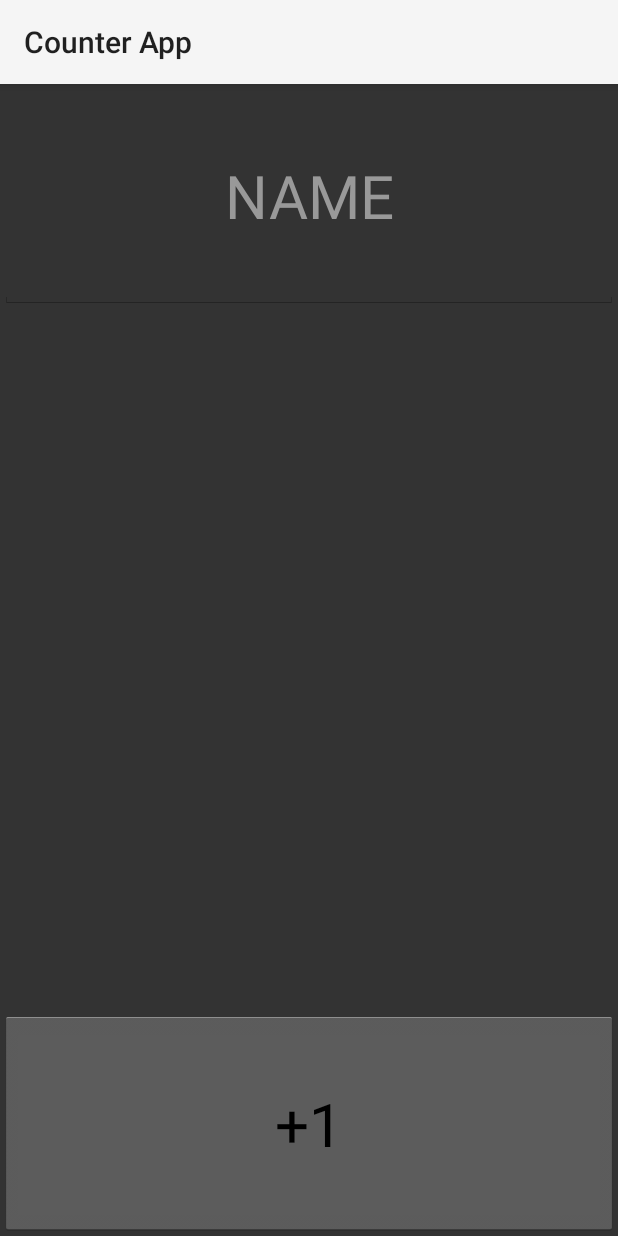
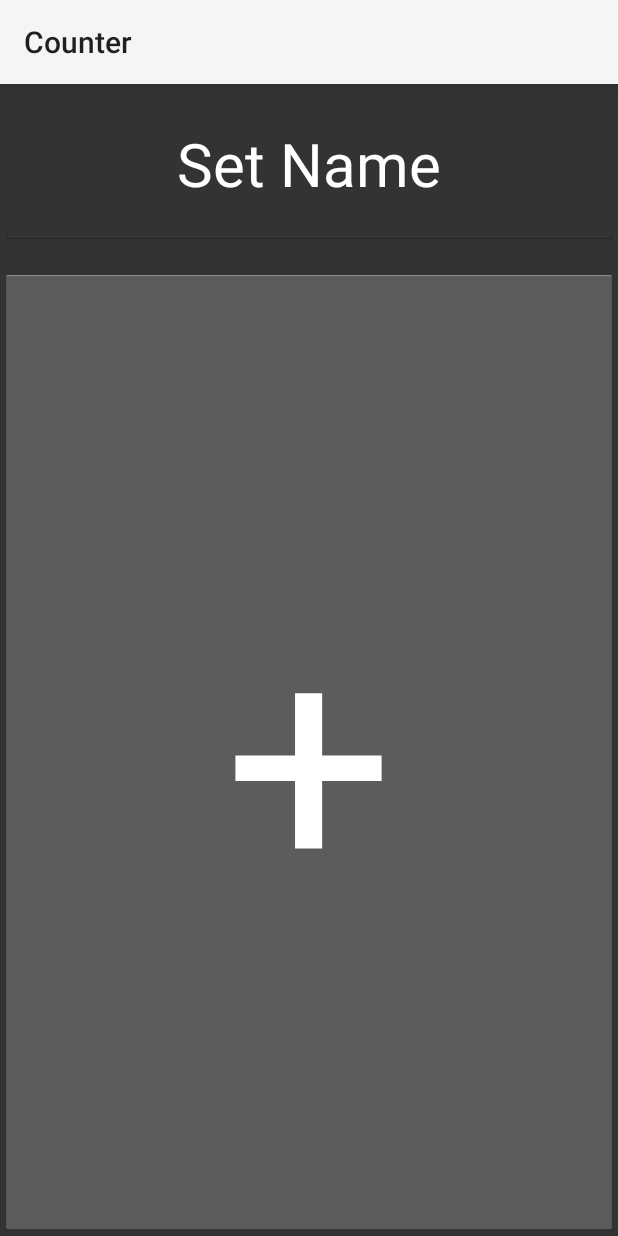
Before and after one commit to BeardCocoon/bc-counter-android, an Android app: the fragment CounterFragment shown on its own in the app's theme, on a phone screen of 412 x 824 dp. Run offline under Robolectric (Android 15) with nearby library versions, the phone set to English and light mode, and no system bars.

Commit message:
color and text size changes

```diff
--- a/app/src/main/res/layout/frag_counter.xml
+++ b/app/src/main/res/layout/frag_counter.xml
@@ -9,7 +9,8 @@
     <EditText
         android:id="@+id/editTextName"
         android:layout_width="match_parent"
-        android:layout_height="150dp"
+        android:layout_height="0dp"
+        android:layout_weight="1"
         android:ems="10"
         android:hint="@string/hint_name"
         android:inputType="textPersonName"
@@ -18,15 +19,14 @@
         android:gravity="center"
         android:textSize="40sp"/>
 
-    <View
+
+    <Button
+        android:layout_marginTop="16dp"
+        android:id="@+id/buttonIncrement"
         android:layout_width="match_parent"
         android:layout_height="0dp"
-        android:layout_weight="1"/>
-
-    <Button
-        android:id="@+id/buttonIncrement"
-        android:layout_width="match_parent"
-        android:layout_height="150dp"
+        android:layout_weight="6"
+        android:textColor="#FFFFFF"
         android:text="@string/increment"
-        android:textSize="40sp"/>
+        android:textSize="200sp"/>
 </LinearLayout>
--- a/app/src/main/res/values/colors.xml
+++ b/app/src/main/res/values/colors.xml
@@ -1,6 +1,6 @@
 <?xml version="1.0" encoding="utf-8"?>
 <resources>
     <color name="background">#333333</color>
-    <color name="text_color">#999</color>
+    <color name="text_color">#FFFFFF</color>
 
 </resources>
--- a/app/src/main/res/values/strings.xml
+++ b/app/src/main/res/values/strings.xml
@@ -1,10 +1,9 @@
 <?xml version="1.0" encoding="utf-8"?>
 <resources>
 
-    <string name="app_name">Counter App</string>
-    <string name="hello_world">Hello world!</string>
+    <string name="app_name">Counter</string>
     <string name="error_oops">OOPS</string>
     <string name="error_message">It seems your device doesn\'t have the latest version of Google Play Services.  Unfortunately Countdown won\'t work without this - we are terribly sorry!</string>
-    <string name="hint_name">NAME</string>
-    <string name="increment">+1</string>
+    <string name="hint_name">Set Name</string>
+    <string name="increment">+</string>
 </resources>
```
